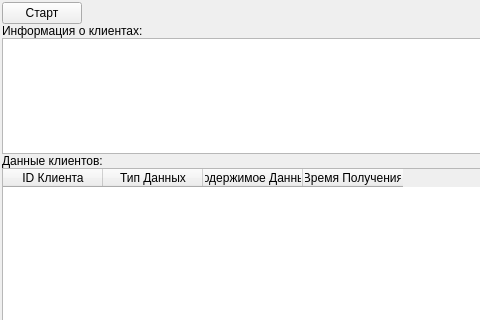
Before: the Qt Designer form server/forms/mainwindow.ui in dmitr-fedorov/telecom-system, drawn with Qt 5; both pictures show x 0 to 480 and y 0 to 320 of the 1033 by 678 pixel window.
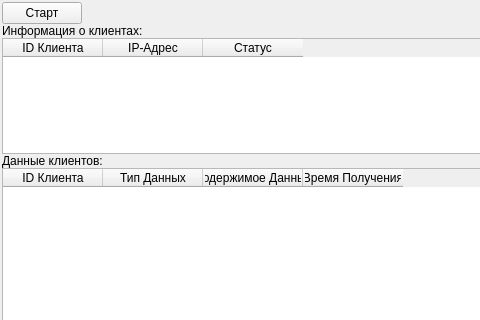
After: the same form once the commit is applied.

Diff of the .ui file:
```diff
--- a/server/forms/mainwindow.ui
+++ b/server/forms/mainwindow.ui
@@ -83,7 +83,23 @@
        </widget>
       </item>
       <item>
-       <widget class="QTableWidget" name="tw_clients_info"/>
+       <widget class="QTableWidget" name="tw_clients_info">
+        <column>
+         <property name="text">
+          <string>ID Клиента</string>
+         </property>
+        </column>
+        <column>
+         <property name="text">
+          <string>IP-Адрес</string>
+         </property>
+        </column>
+        <column>
+         <property name="text">
+          <string>Статус</string>
+         </property>
+        </column>
+       </widget>
       </item>
      </layout>
     </item>
```
